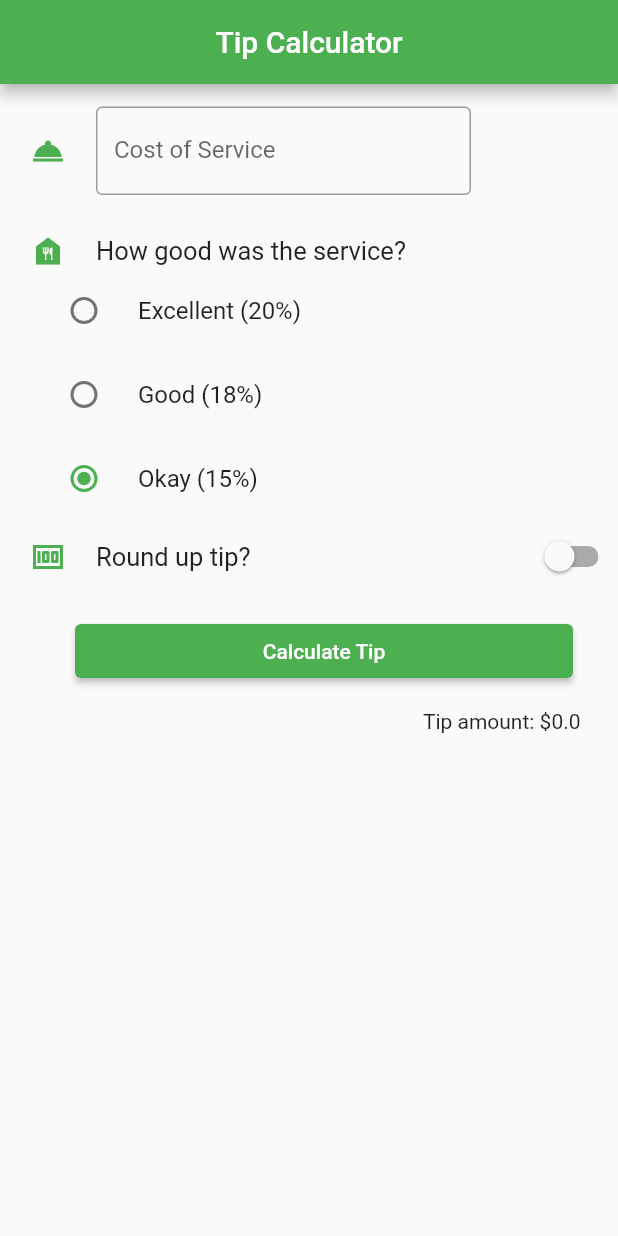
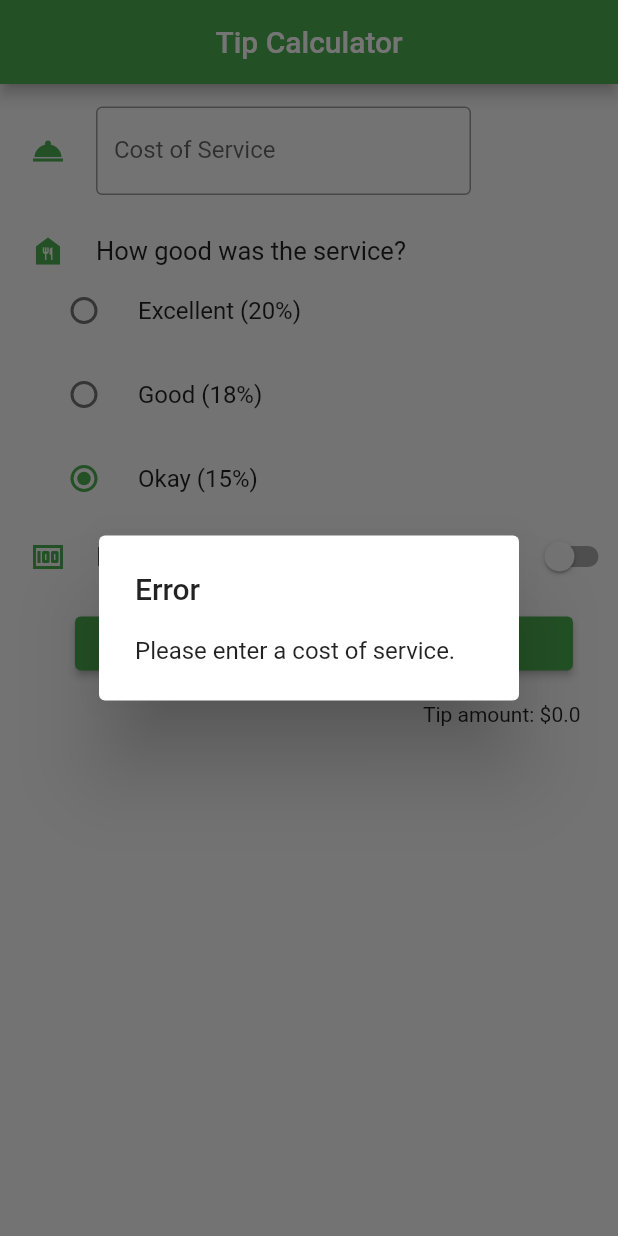
Before and after one commit to ochavirar/TareasDAM, a Flutter app: the screen it shows after launch, after a tap on "Calculate Tip", on a phone screen of 412 x 824 dp. Run offline on Flutter 3.47's test engine with Material 2 defaults, Android fonts, the phone set to English and light mode, and no system bars.

Commit message:
Tarea 2_5 final

```diff
--- a/tarea_3/lib/tip_input.dart
+++ b/tarea_3/lib/tip_input.dart
@@ -119,7 +119,7 @@ class _TipCalculatorState extends State<TipCalculator> {
         Column(
       children: [
         Padding(
-          padding: const EdgeInsets.only(left: 30, right: 30, top: 15),
+          padding: const EdgeInsets.only(left: 30, right: 30, top: 10),
           child: SizedBox(
             width: double.infinity,
             child: ElevatedButton(
@@ -129,10 +129,20 @@ class _TipCalculatorState extends State<TipCalculator> {
               ),
               onPressed: () {
                 setState(() {
-                  if(_round){
-                    _tipAmount = (double.parse(_costController.text) * _selectedValue).ceilToDouble();
+                  if(_costController.text.isNotEmpty){
+                    if(_round){
+                      _tipAmount = double.parse(((double.parse(_costController.text) * _selectedValue).ceilToDouble()).toStringAsFixed(2));
+                    } else {
+                      _tipAmount = double.parse(((double.parse(_costController.text) * _selectedValue)).toStringAsFixed(2));
+                    }
                   } else {
-                    _tipAmount = double.parse(_costController.text) * _selectedValue;
+                    showDialog <String>(
+                      context: context,
+                      builder: (BuildContext context) => const AlertDialog(
+                        title: Text('Error'),
+                        content: Text('Please enter a cost of service.')
+                      ),
+                    );
                   }
                 });
               },
```
